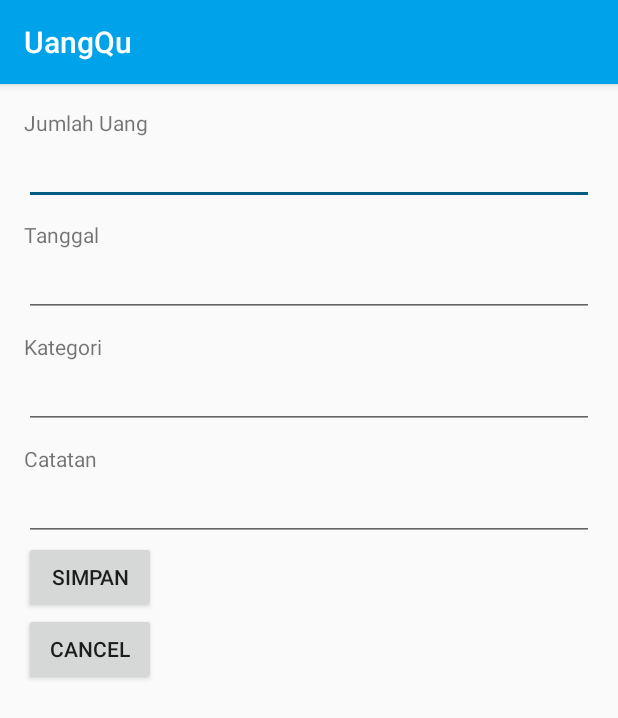
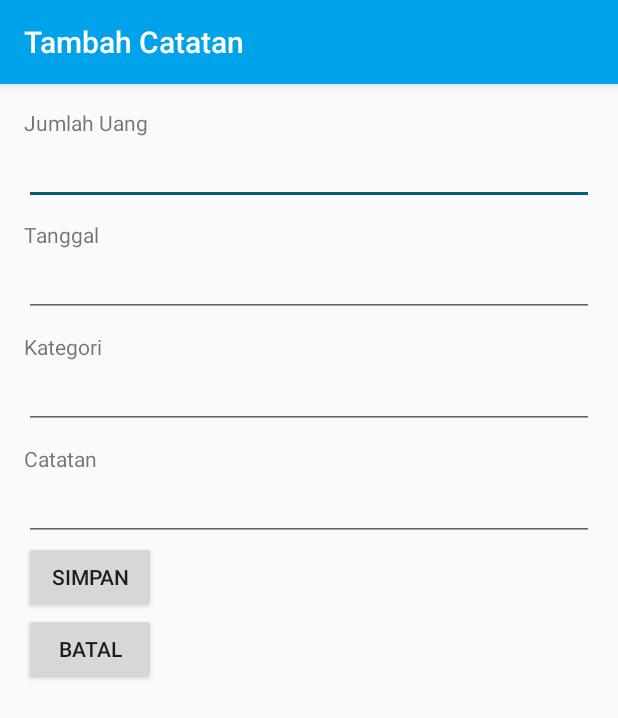
Before and after one commit to AndroidGroup5/UangQuu, an Android app: the BuatData screen opened directly, with no data from a screen before it, on a phone screen of 412 x 824 dp. Shown: the top 718 px of the screen. Run offline under Robolectric (Android 15) with nearby library versions, the phone set to English and light mode, and no system bars.

Commit message:
Set Title

```diff
--- a/app/src/main/java/id/sch/smktelkom_mlg/project/xirpl405142332/uangqu/BuatData.java
+++ b/app/src/main/java/id/sch/smktelkom_mlg/project/xirpl405142332/uangqu/BuatData.java
@@ -18,6 +18,7 @@ public class BuatData extends AppCompatActivity {
 
     @Override
     protected void onCreate(Bundle savedInstanceState) {
+        setTitle("Tambah Catatan");
         super.onCreate(savedInstanceState);
         setContentView(R.layout.activity_buat_data);
 
--- a/app/src/main/java/id/sch/smktelkom_mlg/project/xirpl405142332/uangqu/LihatData.java
+++ b/app/src/main/java/id/sch/smktelkom_mlg/project/xirpl405142332/uangqu/LihatData.java
@@ -16,6 +16,7 @@ public class LihatData extends AppCompatActivity {
 
     @Override
     protected void onCreate(Bundle savedInstanceState) {
+        setTitle("Lihat Catatan");
         super.onCreate(savedInstanceState);
         setContentView(R.layout.activity_lihat_data);
 
--- a/app/src/main/res/layout/activity_buat_data.xml
+++ b/app/src/main/res/layout/activity_buat_data.xml
@@ -88,6 +88,6 @@
             android:layout_alignBaseline="@+id/button1"
             android:layout_alignBottom="@+id/button1"
             android:layout_toRightOf="@+id/textView4"
-            android:text="Cancel" />
+            android:text="Batal" />
 
 </LinearLayout>
--- a/app/src/main/res/layout/activity_lihat_data.xml
+++ b/app/src/main/res/layout/activity_lihat_data.xml
@@ -88,6 +88,6 @@
         android:layout_alignLeft="@+id/TextView03"
         android:layout_below="@+id/TextView03"
         android:layout_marginTop="34dp"
-        android:text="Back" />
+        android:text="Kembali" />
 
 </RelativeLayout>
--- a/app/src/main/res/layout/activity_update_data.xml
+++ b/app/src/main/res/layout/activity_update_data.xml
@@ -98,6 +98,6 @@
         android:layout_alignParentBottom="true"
         android:layout_toEndOf="@+id/button1"
         android:layout_toRightOf="@+id/button1"
-        android:text="Cancel" />
+        android:text="Batal" />
 
 </LinearLayout>
```
